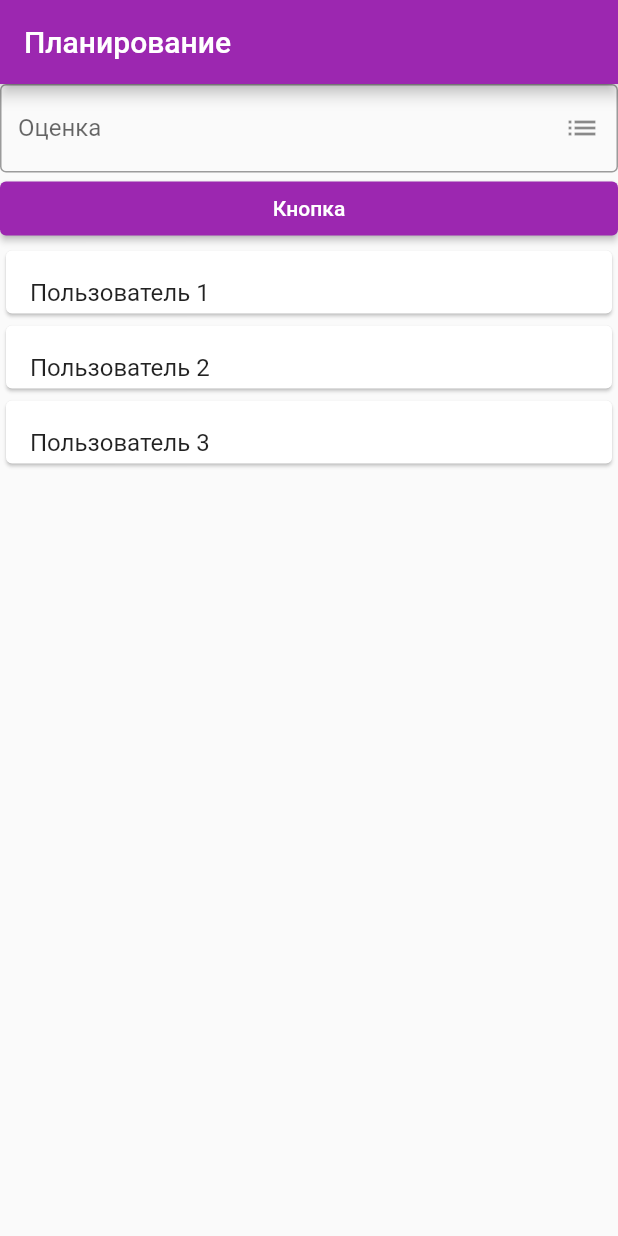
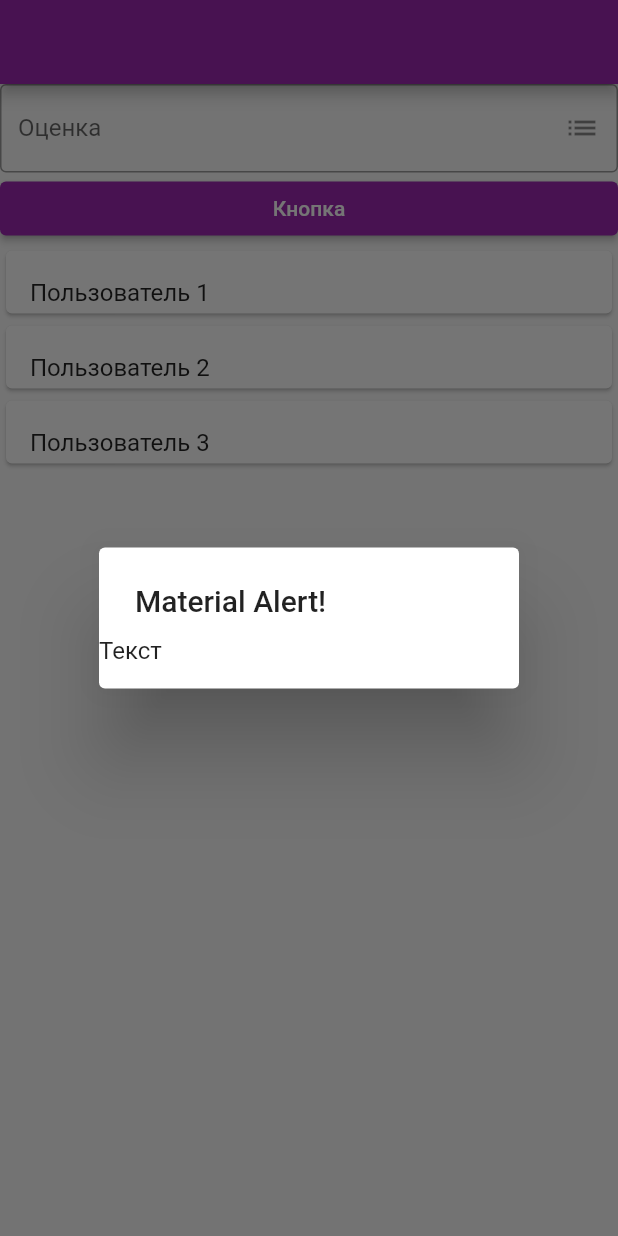
Before and after one commit to zeskord/poker, a Flutter app: the screen it shows after launch, after a tap on "Кнопка", on a phone screen of 412 x 824 dp. Run offline on Flutter 3.47's test engine with Material 2 defaults, Android fonts, the phone set to English and light mode, and no system bars; our stand-ins replace shared_preferences; missing offline and left inert: shared_preferences_web.

Commit message:
На всякий случай

```diff
--- a/lib/components/authentification.dart
+++ b/lib/components/authentification.dart
@@ -1,13 +1,29 @@
 import 'dart:io';
 import 'dart:convert';
+import 'package:poker/config.dart';
+import 'package:poker/localstorage.dart';
 
 class UserData {
   bool isAuthentificated = false;
   String username = '';
   bool isSpectator = false;
 
-  String userHeader(UserID userId) {
-    return jsonEncode(userId);
+  UserData() {
+    _readFromStorage();
+  }
+  // UserData(this.isAuthentificated, this.username, this.isSpectator);
+
+  void _readFromStorage() async {
+    String? _userDataFromStorage = await storageGetValue('userdata');
+    if (_userDataFromStorage == null) {
+      // Перенаправить пользователя на страницу логина.
+
+    } else {
+      Map<String, dynamic> _json = jsonDecode(_userDataFromStorage);
+      username = _json['username'];
+      isSpectator = _json['isSpectator'];
+    }
+  }
 }
 
 Future<String> signIn(String username, bool isSpectator) async {
@@ -29,7 +45,7 @@ class UserData {
   //     'http://zeskord.ru/', HttpClient.defaultHttpPort, '/api/login');
 
   HttpClientRequest request =
-        await client.postUrl(Uri.parse('http://zeskord.ru/api/login'));
+      await client.postUrl(Uri.parse('${baseUrl()}/api/login'));
   request.headers.contentType =
       ContentType("application", "json", charset: "utf-8");
   UserID userId = UserID(username, isSpectator);
@@ -40,6 +56,9 @@ class UserData {
 
   return str;
 }
+
+String userHeader(UserID userId) {
+  return jsonEncode(userId);
 }
 
 class UserID {
--- a/lib/components/planning_page.dart
+++ b/lib/components/planning_page.dart
@@ -1,5 +1,6 @@
 import 'package:flutter/material.dart';
 import 'authentification.dart';
+import 'package:poker/mark_input.dart';
 
 class PlanningPage extends StatefulWidget {
   const PlanningPage({Key? key}) : super(key: key);
@@ -9,29 +10,32 @@ class PlanningPage extends StatefulWidget {
 }
 
 class _PlanningPageState extends State<PlanningPage> {
-  List userList = [];
+  List<Widget> userList = [];
   String username = '';
   bool isSpectator = false;
+  UserData userData = UserData();
 
   @override
   void initState() {
     super.initState();
+
     userList.add(const MarkInput());
     userList.add(ElevatedButton(
         onPressed: () {
-          _buttonPressed;
+          Navigator.of(context).restorablePush(_dialogBuilder);
         },
         child: const Text('Кнопка')));
     userList.add(const UserCard(myText: 'Пользователь 1'));
     userList.add(const UserCard(myText: 'Пользователь 2'));
     userList.add(const UserCard(myText: 'Пользователь 3'));
+    userList.add(Text(userData.username));
   }
 
   @override
   Widget build(BuildContext context) {
     return Scaffold(
       appBar: AppBar(
-        title: const Text('Планирование'),
+        title: Text(username),
         actions: const [],
       ),
       body: ListView.builder(
@@ -43,7 +47,22 @@ class _PlanningPageState extends State<PlanningPage> {
     );
   }
 
-  void _buttonPressed() {}
+  void _buttonPressed() {
+    setState(() {
+      username = 'ddsdfsdfwefe';
+    });
+  }
+
+  static Route<Object?> _dialogBuilder(
+      BuildContext context, Object? arguments) {
+    return DialogRoute<void>(
+      context: context,
+      builder: (BuildContext context) =>
+          const SimpleDialog(title: Text('Material Alert!'), children: <Widget>[
+        Text('Текст'),
+      ]),
+    );
+  }
 }
 
 class UserCard extends StatelessWidget {
@@ -56,36 +75,3 @@ class UserCard extends StatelessWidget {
         height: 50, child: Card(child: ListTile(title: Text(myText))));
   }
 }
-
-class MarkInput extends StatefulWidget {
-  const MarkInput({Key? key}) : super(key: key);
-
-  @override
-  _MarkInputState createState() => _MarkInputState();
-}
-
-class _MarkInputState extends State<MarkInput> {
-  String value = '';
-  @override
-  void initState() {
-    super.initState();
-    value = '';
-  }
-
-  @override
-  Widget build(BuildContext context) {
-    return TextField(
-      keyboardType:
-          const TextInputType.numberWithOptions(signed: false, decimal: true),
-      decoration: InputDecoration(
-        border: const OutlineInputBorder(),
-        labelText: 'Оценка',
-        suffixIcon: GestureDetector(
-          onTap: () {},
-          child: const Icon(Icons.list),
-        ),
-        prefix: const Text('Оценка'),
-      ),
-    );
-  }
-}
--- /dev/null
+++ b/lib/config.dart
@@ -0,0 +1,5 @@
+String baseUrl() {
+  return 'http://localhost:80';
+}
+
+const List<String> mark_items = ['0', '0.5', '1', '2', '3', '5', '8', '13'];
--- /dev/null
+++ b/lib/localstorage.dart
@@ -0,0 +1,20 @@
+import 'package:shared_preferences/shared_preferences.dart';
+
+void storageSetValue(String key, String value) async {
+  SharedPreferences prefs = await SharedPreferences.getInstance();
+  // int counter = (prefs.getInt('counter') ?? 0) + 1;
+  // print('Pressed $counter times.');
+  await prefs.setString(key, value);
+}
+
+Future<String?> storageGetValue(String key) async {
+  SharedPreferences prefs = await SharedPreferences.getInstance();
+  String? _value = prefs.getString('counter');
+  return _value;
+}
+
+Future<bool> storageDeleteValue(String key) async {
+  SharedPreferences prefs = await SharedPreferences.getInstance();
+  bool _res = await prefs.remove(key);
+  return _res;
+}
--- /dev/null
+++ b/lib/login_dialog.dart
@@ -0,0 +1 @@
+import 'package:flutter/material.dart';
--- /dev/null
+++ b/lib/mark_input.dart
@@ -0,0 +1,82 @@
+import 'package:flutter/material.dart';
+import 'package:poker/config.dart';
+
+class MarkInput extends StatefulWidget {
+  const MarkInput({Key? key}) : super(key: key);
+
+  @override
+  _MarkInputState createState() => _MarkInputState();
+}
+
+class _MarkInputState extends State<MarkInput> {
+  String value = '';
+  // const List<Widget> ss = () => getMarksList();
+
+  @override
+  void initState() {
+    super.initState();
+    value = '';
+  }
+
+  @override
+  build(BuildContext context) {
+    return TextField(
+      keyboardType:
+          const TextInputType.numberWithOptions(signed: false, decimal: true),
+      decoration: InputDecoration(
+        border: const OutlineInputBorder(),
+        labelText: 'Оценка',
+        suffixIcon: GestureDetector(
+          onTap: () {
+            Navigator.of(context).restorablePush(_dialogBuilder);
+          },
+          child: const Icon(Icons.list),
+        ),
+        prefix: const Text('Оценка'),
+      ),
+    );
+  }
+
+  static Route<Object?> _dialogBuilder(
+      BuildContext context, Object? arguments) {
+    return DialogRoute<void>(
+      context: context,
+      builder: (BuildContext context) => const SimpleDialog(
+          title: Text('Выберите оценку'), children: markList),
+    );
+  }
+
+  static const List<Widget> markList = <Widget>[
+    MarkCard(content: '0'),
+    MarkCard(content: '0.5'),
+    MarkCard(content: '1'),
+    MarkCard(content: '2'),
+    MarkCard(content: '3'),
+    MarkCard(content: '5'),
+    MarkCard(content: '8'),
+    MarkCard(content: '13'),
+    MarkCard(content: '21'),
+    MarkCard(content: '34'),
+  ];
+}
+
+class MarkCard extends StatelessWidget {
+  final String content;
+  // конструктор.
+  const MarkCard({Key? key, this.content = ''}) : super(key: key);
+
+  @override
+  build(BuildContext context) {
+    return SizedBox(
+        height: 50,
+        width: double.infinity,
+        child: Container(
+            // alignment: Alignment.center,
+            child: Card(
+                child: ListTile(
+                    title: Text(
+          content,
+          textAlign: TextAlign.center,
+        )))));
+  }
+}
--- a/pubspec.yaml
+++ b/pubspec.yaml
@@ -29,6 +29,7 @@ environment:
 dependencies:
   flutter:
     sdk: flutter
+  shared_preferences: 2.0.8
 
 
   # The following adds the Cupertino Icons font to your application.
```
Also changed, not shown: lib/generated_plugin_registrant.dart (added, +16 -0 lines), 2 other files. Lines whose indentation alone changed are shown as unchanged.
